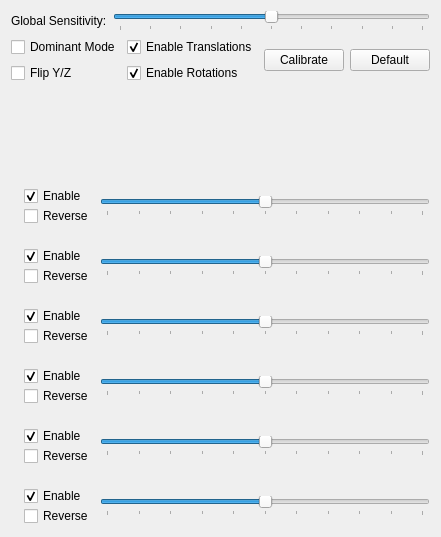
Before: the Qt Designer form src/Gui/Dialogs/DlgCustomizeSpNavSettings.ui in southseact-3d/fcd, drawn with Qt 5.
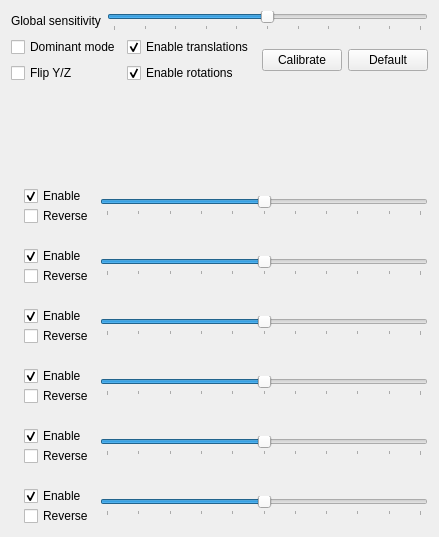
After: the same form once the commit is applied. Icons and pictures are not drawn.

Diff of the .ui file:
```diff
--- a/src/Gui/Dialogs/DlgCustomizeSpNavSettings.ui
+++ b/src/Gui/Dialogs/DlgCustomizeSpNavSettings.ui
@@ -19,7 +19,7 @@
      <item>
       <widget class="QLabel" name="labelSlow">
        <property name="text">
-        <string>Global Sensitivity:</string>
+        <string>Global sensitivity</string>
        </property>
       </widget>
      </item>
@@ -51,7 +51,7 @@
        <item>
         <widget class="QCheckBox" name="CBDominant">
          <property name="text">
-          <string>Dominant Mode</string>
+          <string>Dominant mode</string>
          </property>
         </widget>
        </item>
@@ -69,7 +69,7 @@
        <item>
         <widget class="QCheckBox" name="CBTranslations">
          <property name="text">
-          <string>Enable Translations</string>
+          <string>Enable translations</string>
          </property>
          <property name="checked">
           <bool>true</bool>
@@ -79,7 +79,7 @@
        <item>
         <widget class="QCheckBox" name="CBRotations">
          <property name="text">
-          <string>Enable Rotations</string>
+          <string>Enable rotations</string>
          </property>
          <property name="checked">
           <bool>true</bool>
```
